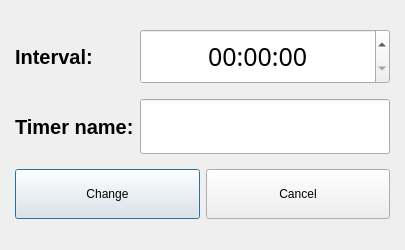
Above: SmartTimer/changetimerdialog.ui from secondYearProjects/SmartTimer before the change. Below: the same form after it.
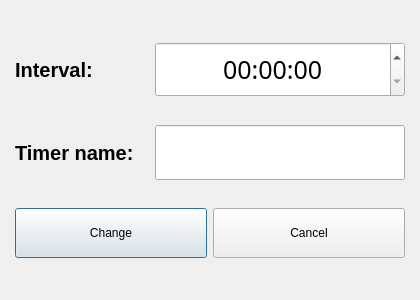
That is the form after the change. Icons and pictures are not drawn.

Diff of the .ui file:
```diff
--- a/SmartTimer/changetimerdialog.ui
+++ b/SmartTimer/changetimerdialog.ui
@@ -6,10 +6,22 @@
    <rect>
     <x>0</x>
     <y>0</y>
-    <width>400</width>
-    <height>250</height>
+    <width>420</width>
+    <height>300</height>
    </rect>
   </property>
+  <property name="minimumSize">
+   <size>
+    <width>420</width>
+    <height>300</height>
+   </size>
+  </property>
+  <property name="maximumSize">
+   <size>
+    <width>420</width>
+    <height>300</height>
+   </size>
+  </property>
   <property name="windowTitle">
    <string>Change timer</string>
   </property>
@@ -20,6 +32,12 @@
   <layout class="QGridLayout" name="gridLayout_2">
    <item row="0" column="0">
     <widget class="QWidget" name="DialogGrid" native="true">
+     <property name="maximumSize">
+      <size>
+       <width>420</width>
+       <height>300</height>
+      </size>
+     </property>
      <property name="styleSheet">
       <string notr="true"/>
      </property>
```
